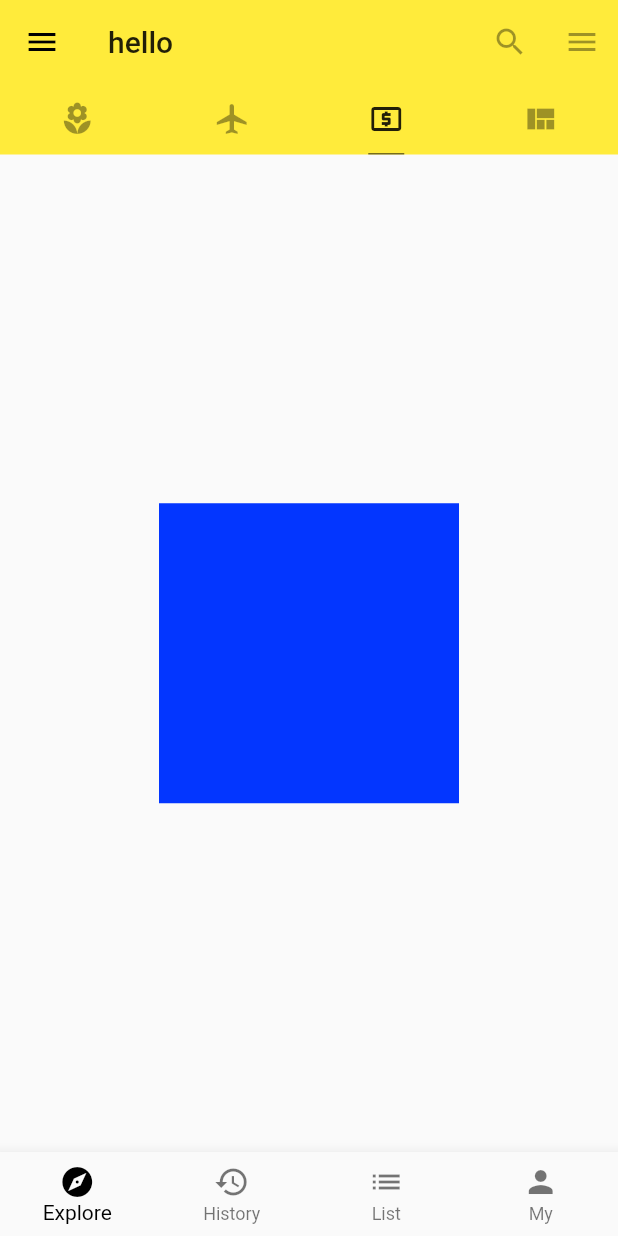
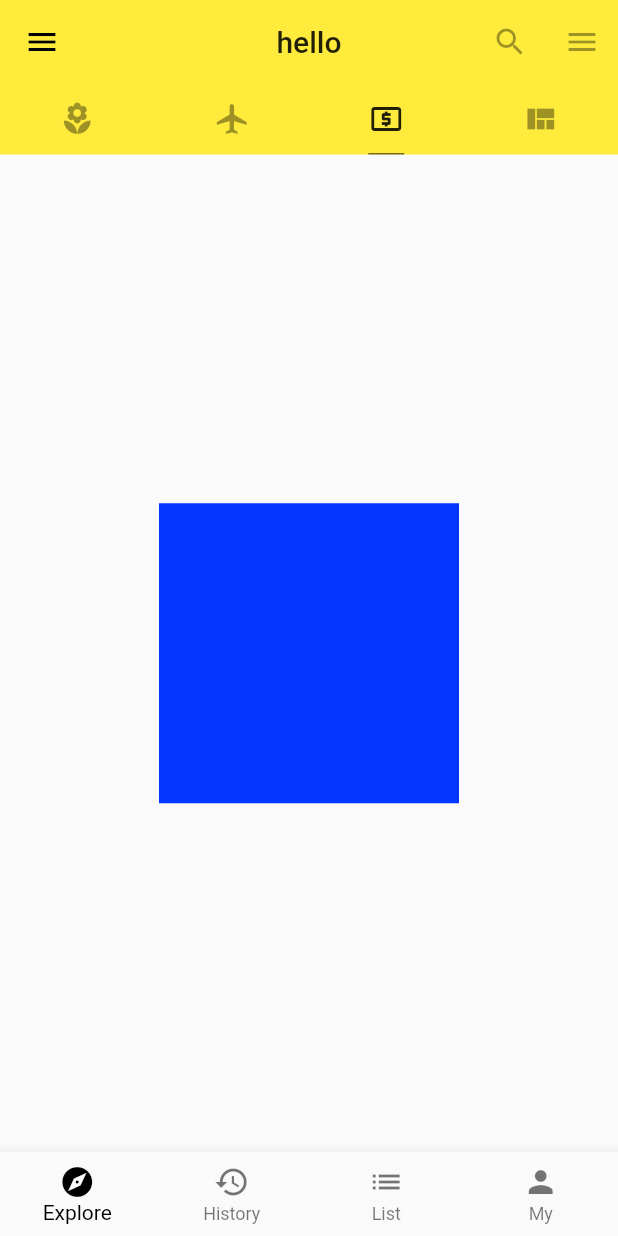
Before and after one commit to GuchaoGit/flutter_app, a Flutter app: the Home screen opened by its route, tab 3 chosen, on a phone screen of 412 x 824 dp. Run offline on Flutter 3.47's test engine with Material 2 defaults, Android fonts, the phone set to English and light mode, and no system bars; missing offline and left inert: flutter_webview_plugin; network calls fail.

Commit message:
fix little bugs

```diff
--- a/lib/demo/navigator_demo.dart
+++ b/lib/demo/navigator_demo.dart
@@ -10,7 +10,7 @@ class NavigatorDemo extends StatelessWidget {
           children: <Widget>[
             FlatButton(
                 onPressed: () {
-                  Navigator.pop(context);
+//                  Navigator.pop(context);
                   Navigator.pushNamed(context, '/home');
                 },
                 child: Text("Home")),
--- a/lib/demo/sliver_demo.dart
+++ b/lib/demo/sliver_demo.dart
@@ -9,11 +9,13 @@ class SliverDemo extends StatelessWidget {
       body: CustomScrollView(
         slivers: <Widget>[
           SliverAppBar(
+            leading: Icon(null),
 //            title: Text("四大名著"),
 //            pinned: true,//固定界面顶部
             floating: true, //悬浮 移动就显示
             expandedHeight: 178.0,
             flexibleSpace: FlexibleSpaceBar(
+
               title: Text(
                 "Hello 四大名著",
                 style: TextStyle(
--- a/lib/main.dart
+++ b/lib/main.dart
@@ -39,6 +39,7 @@ class Home extends StatelessWidget {
         child: Scaffold(
             appBar: AppBar(
               title: Text("hello"),
+              centerTitle: true,
               actions: <Widget>[
                 IconButton(
                     icon: Icon(Icons.search),
```
